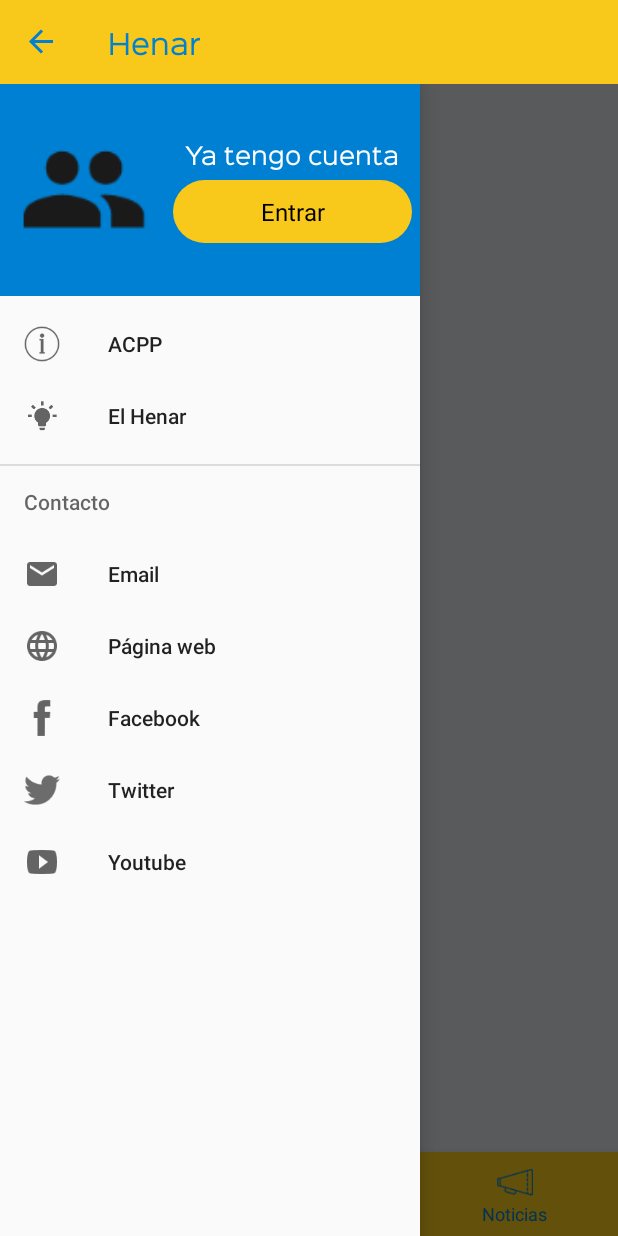
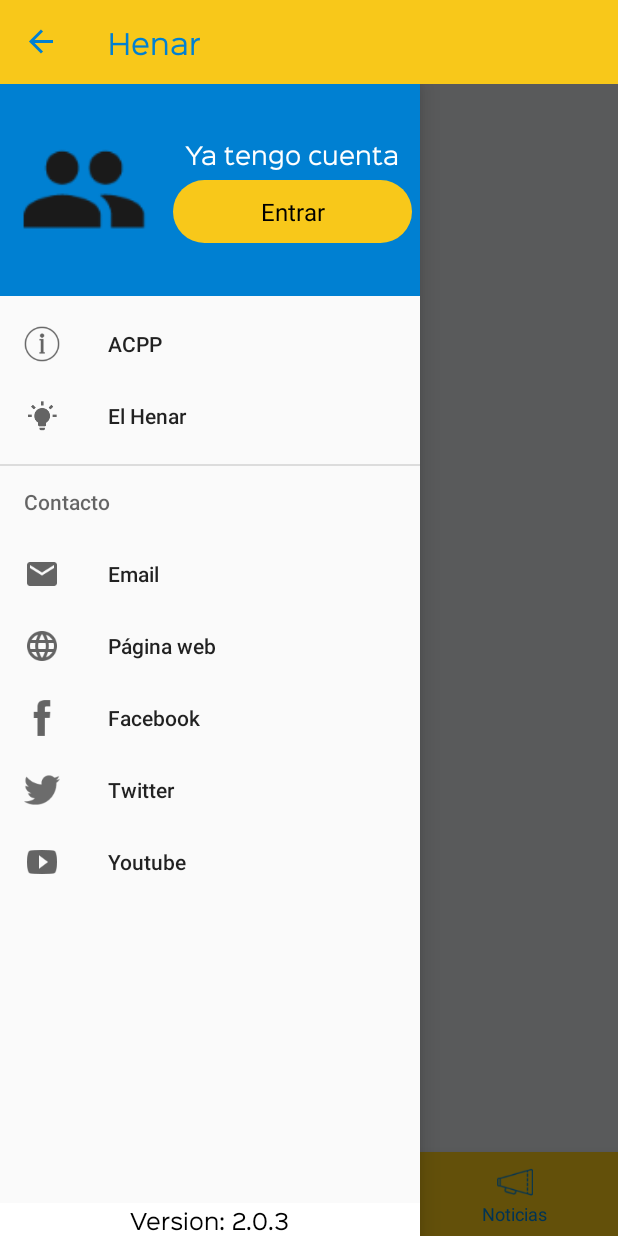
Before and after one commit to jbc25/boniatillo, an Android app: the screen it shows after launch (MainActivity), with the side drawer open, on a phone screen of 412 x 824 dp. Run offline under Robolectric (Android 15) with nearby library versions, the phone set to English and light mode, and no system bars; our stand-ins replace Picasso; libraries missing offline, so code that uses them is left out: es.dmoral.toasty; pictures from the network do not load; 2 statements that could not run were skipped.

Commit message:
#common-fix - added Crashlytics - added app version number

```diff
--- a/app/src/main/java/com/acpp/boniatillo/App.java
+++ b/app/src/main/java/com/acpp/boniatillo/App.java
@@ -57,7 +57,7 @@ public class App extends MultiDexApplication {
 //        Fabric.with(fabric);
 
 
-//        Crashlytics.logException(new RuntimeException("prueba"));
+
 
 
         Picasso.Builder builder = new Picasso.Builder(this);
--- a/app/src/main/java/com/acpp/boniatillo/ui/main/MainActivity.java
+++ b/app/src/main/java/com/acpp/boniatillo/ui/main/MainActivity.java
@@ -6,6 +6,8 @@ import android.content.Intent;
 import android.net.Uri;
 import android.os.Bundle;
 import androidx.annotation.NonNull;
+
+import com.acpp.boniatillo.BuildConfig;
 import com.google.android.material.bottomnavigation.BottomNavigationItemView;
 import com.google.android.material.bottomnavigation.BottomNavigationView;
 import com.google.android.material.navigation.NavigationView;
@@ -74,6 +76,8 @@ public class MainActivity extends BaseActivity implements BottomNavigationView.O
         btnLogin.setOnClickListener(this);
         btnSignup.setOnClickListener(this);
         btnLogout.setOnClickListener(this);
+
+        ((TextView)findViewById(R.id.tv_app_version)).setText("Version: " + BuildConfig.VERSION_NAME);
     }
 
     @Override
--- a/app/src/main/res/layout/activity_main.xml
+++ b/app/src/main/res/layout/activity_main.xml
@@ -36,22 +36,34 @@
                 android:layout_height="wrap_content"
                 android:layout_gravity="bottom"
                 android:background="@color/colorPrimary"
-                app:menu="@menu/navigation_bottom"
+                app:itemIconTint="@color/nav_bottom"
                 app:itemTextColor="@color/nav_bottom"
-                app:itemIconTint="@color/nav_bottom"
-                />
+                app:menu="@menu/navigation_bottom" />
 
         </LinearLayout>
 
+
+        <RelativeLayout
+            android:layout_width="wrap_content"
+            android:layout_height="match_parent"
+            android:background="@color/white"
+            android:layout_gravity="start">
 
             <com.google.android.material.navigation.NavigationView
                 android:id="@+id/navigation_view"
                 android:layout_width="wrap_content"
                 android:layout_height="match_parent"
-            app:menu="@menu/navigation_drawer"
-            android:layout_gravity="start"
-            app:headerLayout="@layout/view_header_menu"/>
+                android:layout_above="@+id/tv_app_version"
+                app:headerLayout="@layout/view_header_menu"
+                app:menu="@menu/navigation_drawer" />
 
+            <TextView
+                android:id="@+id/tv_app_version"
+                style="@style/TextBase"
+                android:textSize="14sp"
+                android:layout_centerHorizontal="true"
+                android:layout_alignParentBottom="true"/>
+        </RelativeLayout>
         <!--<include-->
         <!--android:layout_width="wrap_content"-->
         <!--android:layout_height="match_parent"-->
```
Also changed, not shown: app/build.gradle (+4 -3 lines), build.gradle (+2 -8 lines). Lines whose indentation alone changed are shown as unchanged.
